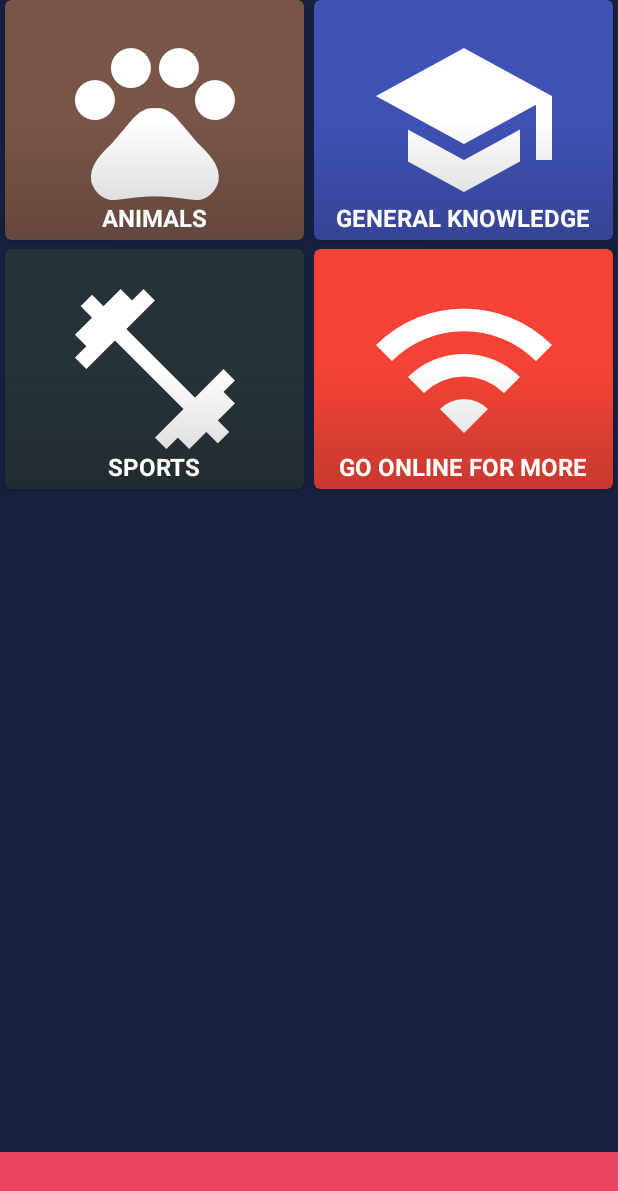
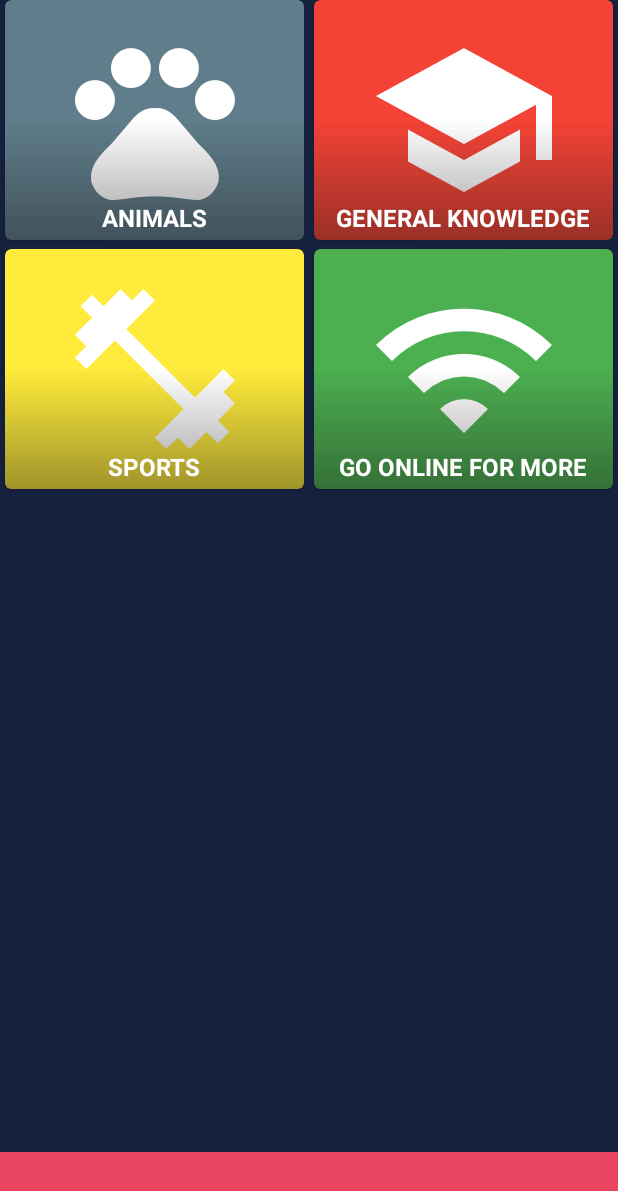
Before and after one commit to WALMIN/QuizMeNow, an Android app: the screen it shows after launch (MainActivity), on a phone screen of 412 x 824 dp. Shown: the top 1191 px of the screen. Run offline under Robolectric (Android 15) with nearby library versions, the phone set to English and light mode, and no system bars; our stand-ins replace Volley; network calls fail.

Commit message:
Changed the colors on the offline items to match the items on the remote list

```diff
--- a/app/src/main/java/com/walmin/android/quizmenow/HomeFragment.kt
+++ b/app/src/main/java/com/walmin/android/quizmenow/HomeFragment.kt
@@ -57,10 +57,10 @@ class HomeFragment : Fragment(), OnHomeItemClickListener {
     fun fetchOfflineList(){
         homeList.clear()
 
-        homeList.add(HomeItemData("Animals", "0", "795548"))
-        homeList.add(HomeItemData("General knowledge", "1", "3F51B5"))
-        homeList.add(HomeItemData("Sports", "2", "263238"))
-        homeList.add(HomeItemData(getString(R.string.goOnline), "-1", "F44336"))
+        homeList.add(HomeItemData("Animals", "0", "607D8B"))
+        homeList.add(HomeItemData("General knowledge", "1", "F44336"))
+        homeList.add(HomeItemData("Sports", "2", "FFEB3B"))
+        homeList.add(HomeItemData(getString(R.string.goOnline), "-1", "4CAF50"))
 
         homeListAdapter.notifyDataSetChanged();
 
--- a/app/src/main/res/drawable/home_item_gradient.xml
+++ b/app/src/main/res/drawable/home_item_gradient.xml
@@ -6,7 +6,7 @@
                 android:startColor="@android:color/transparent"
                 android:centerColor="@android:color/transparent"
                 android:type="linear"
-                android:endColor="#33121212"
+                android:endColor="#66121212"
                 android:angle="270"/>
         </shape>
     </item>
```
